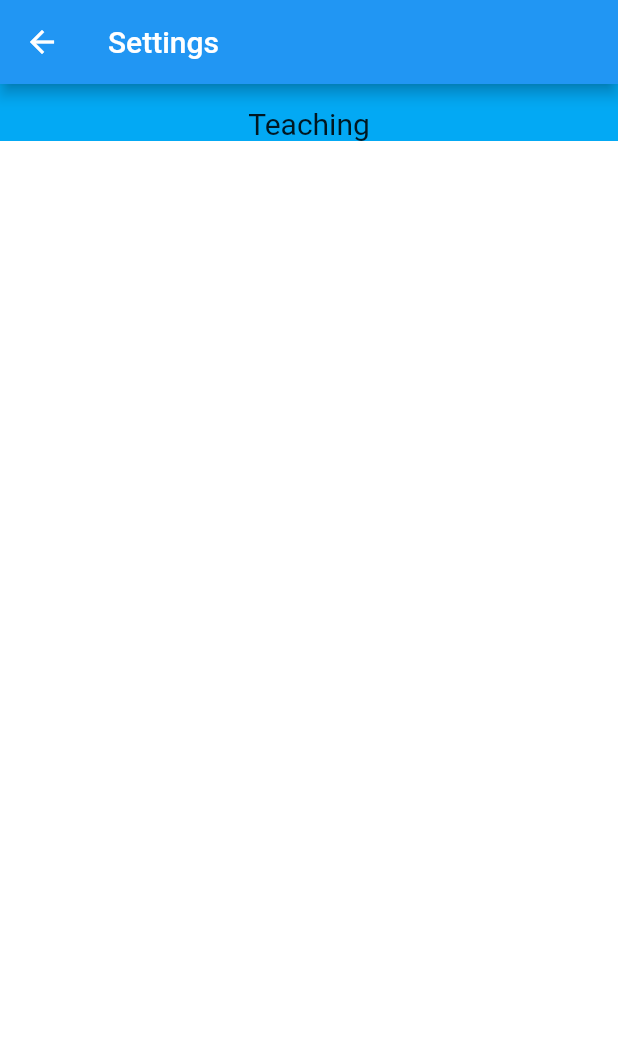
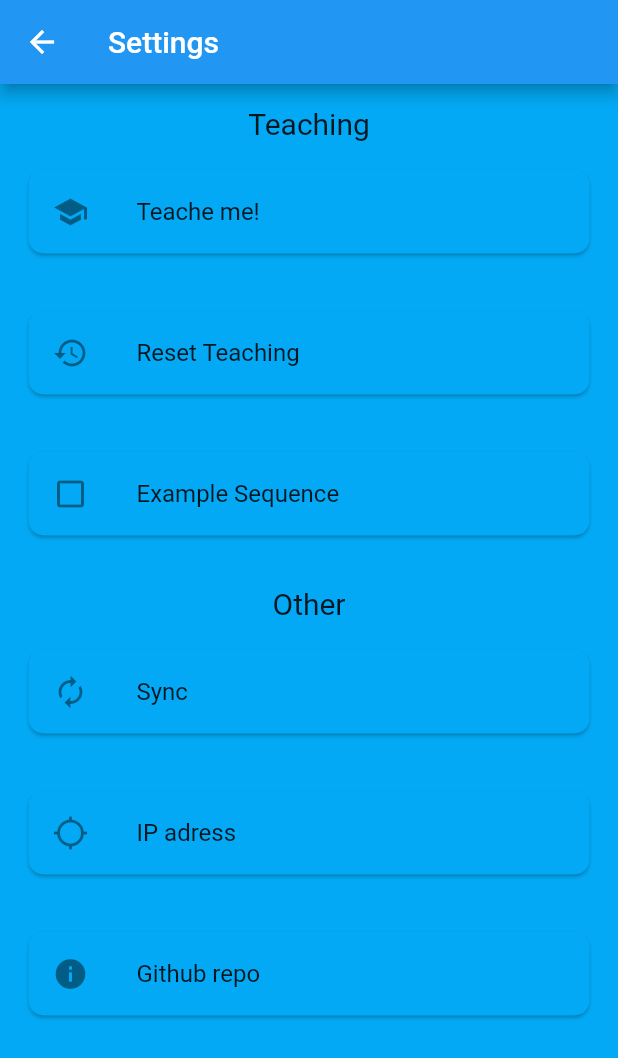
Before and after one commit to floodoo/Joy-it-Grab-it-robot02-frontend, a Flutter app: the SettingsScreen screen opened by its route, on a phone screen of 412 x 824 dp. Shown: the top 1058 px of the screen. Run offline on Flutter 3.47's test engine with Material 2 defaults, Android fonts, the phone set to English and light mode, and no system bars; our stand-ins replace flutter_hooks, google_fonts, hooks_riverpod, logger.

Commit message:
add custom button tile to settings screen

```diff
--- a/lib/ui/screens/settings/settings.screen.dart
+++ b/lib/ui/screens/settings/settings.screen.dart
@@ -2,6 +2,7 @@ import 'package:flutter/material.dart';
 import 'package:flutter_hooks/flutter_hooks.dart';
 import 'package:hooks_riverpod/hooks_riverpod.dart';
 import 'package:robo_app/core/services/services.dart';
+import 'package:robo_app/ui/screens/settings/widgets/custom_button_tile.dart';
 
 class SettingsScreen extends HookWidget {
   const SettingsScreen({Key? key}) : super(key: key);
@@ -17,16 +18,54 @@ class SettingsScreen extends HookWidget {
       ),
       body: Container(
         color: _theme.colors.primary,
+        height: double.infinity,
         child: SingleChildScrollView(
           child: Center(
             child: Column(
-              children: const [
-                Padding(
+              children: [
+                const Padding(
                   padding: EdgeInsets.only(top: 15),
                   child: Text(
                     "Teaching",
                     style: TextStyle(fontSize: 20),
                   ),
+                ),
+                CustomButtonTile(
+                  label: "Teache me!",
+                  icon: const Icon(Icons.school),
+                  onPressed: () {},
+                ),
+                CustomButtonTile(
+                  label: "Reset Teaching",
+                  icon: const Icon(Icons.restore),
+                  onPressed: () {},
+                ),
+                CustomButtonTile(
+                  label: "Example Sequence",
+                  icon: const Icon(Icons.crop_din),
+                  onPressed: () {},
+                ),
+                const Padding(
+                  padding: EdgeInsets.only(top: 15),
+                  child: Text(
+                    "Other",
+                    style: TextStyle(fontSize: 20),
+                  ),
+                ),
+                CustomButtonTile(
+                  label: "Sync",
+                  icon: const Icon(Icons.autorenew),
+                  onPressed: () {},
+                ),
+                CustomButtonTile(
+                  label: "IP adress",
+                  icon: const Icon(Icons.location_searching),
+                  onPressed: () {},
+                ),
+                CustomButtonTile(
+                  label: "Github repo",
+                  icon: const Icon(Icons.info),
+                  onPressed: () {},
                 ),
               ],
             ),
--- a/lib/ui/screens/settings/widgets/custom_button_tile.dart
+++ b/lib/ui/screens/settings/widgets/custom_button_tile.dart
@@ -20,10 +20,10 @@ class CustomButtonTile extends StatefulHookWidget {
 }
 
 class _CustomButtonTileState extends State<CustomButtonTile> {
-  final _theme = useProvider(themeService).theme;
-
   @override
   Widget build(BuildContext context) {
+    final _theme = useProvider(themeService).theme;
+
     return Padding(
       padding: const EdgeInsets.all(15),
       child: Card(
@@ -33,7 +33,12 @@ class _CustomButtonTileState extends State<CustomButtonTile> {
         ),
         child: ListTile(
           leading: widget.icon,
-          title: Text(widget.label),
+          title: Text(
+            widget.label,
+            maxLines: 1,
+            softWrap: false,
+            overflow: TextOverflow.ellipsis,
+          ),
           onTap: widget.onPressed,
         ),
       ),
```
